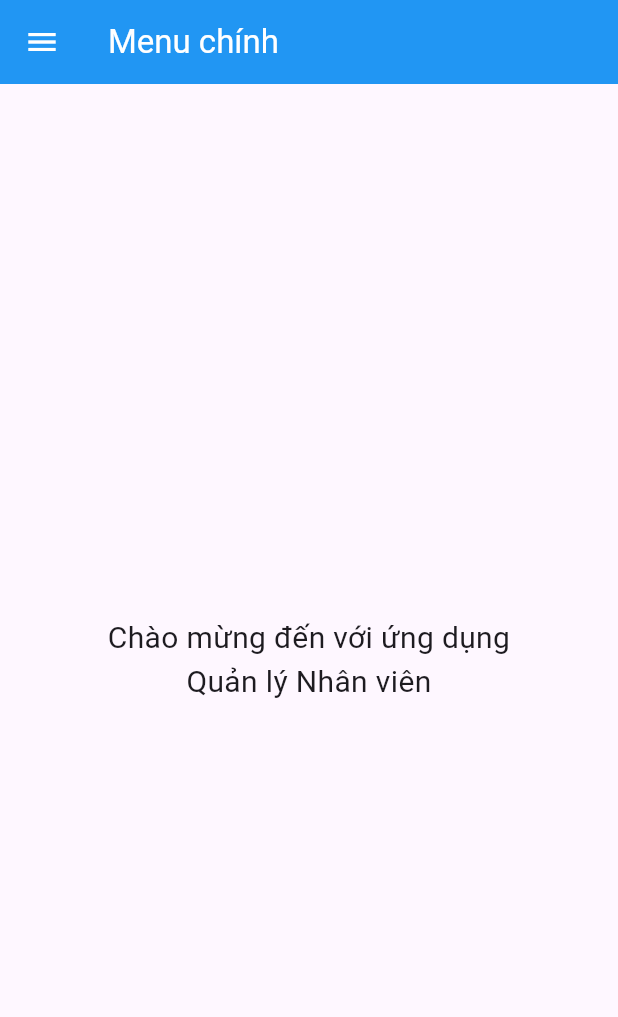
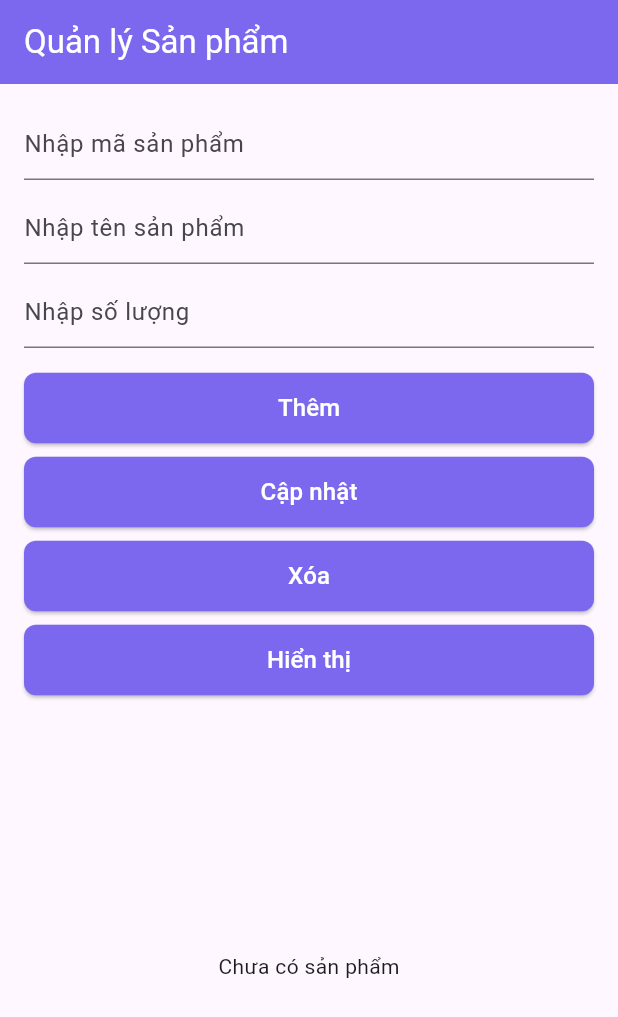
Before and after one commit to quanglong3824/bt_flutter, a Flutter app: the screen it shows after launch, on a phone screen of 412 x 824 dp. Shown: the top 1017 px of the screen. Run offline on Flutter 3.47's test engine with Material 3 defaults, Android fonts, the light colour scheme and no system bars; our stand-ins replace firebase_core, firebase_database; accounts and stored records are empty; statements that could not run were skipped.

Commit message:
Bài tập giữa kì 9.12.25

```diff
--- a/lib/main.dart
+++ b/lib/main.dart
@@ -1,7 +1,7 @@
 import 'package:flutter/material.dart';
 import 'package:firebase_core/firebase_core.dart';
 import 'firebase_options.dart';
-import 'employee_screen.dart';
+import 'product_screen.dart';
 
 void main() async {
   WidgetsFlutterBinding.ensureInitialized();
@@ -17,70 +17,13 @@ class MyApp extends StatelessWidget {
   @override
   Widget build(BuildContext context) {
     return MaterialApp(
-      title: 'Quản lý Nhân viên - Hoàng Quân',
+      title: 'Quản lý Sản phẩm',
       debugShowCheckedModeBanner: false,
       theme: ThemeData(
-        primarySwatch: Colors.blue,
+        primarySwatch: Colors.deepPurple,
         useMaterial3: true,
       ),
-      home: const MenuScreen(),
+      home: const ProductScreen(),
     );
   }
 }
-
-class MenuScreen extends StatelessWidget {
-  const MenuScreen({super.key});
-
-  @override
-  Widget build(BuildContext context) {
-    return Scaffold(
-      appBar: AppBar(
-        title: const Text('Menu chính'),
-        backgroundColor: Colors.blue,
-        foregroundColor: Colors.white,
-      ),
-      drawer: Drawer(
-        child: ListView(
-          padding: EdgeInsets.zero,
-          children: [
-            const DrawerHeader(
-              decoration: BoxDecoration(color: Colors.blue),
-              child: Text(
-                'Menu chính',
-                style: TextStyle(color: Colors.white, fontSize: 24),
-              ),
-            ),
-            ListTile(
-              leading: const Icon(Icons.home),
-              title: const Text('Trang chủ - Quân'),
-              onTap: () => Navigator.pop(context),
-            ),
-            ListTile(
-              leading: const Icon(Icons.people),
-              title: const Text('Quản lý nhân viên - Quân'),
-              onTap: () {
-                Navigator.pop(context);
-                Navigator.push(
-                  context,
-                  MaterialPageRoute(builder: (_) => const EmployeeScreen()),
-                );
-              },
-            ),
-            ListTile(
-              leading: const Icon(Icons.exit_to_app),
-              title: const Text('Thoát'),
-              onTap: () => Navigator.pop(context),
-            ),
-          ],
-        ),
-      ),
-      body: const Center(
-        child: Text(
-          'Chào mừng đến với ứng dụng\nQuản lý Nhân viên',
-          textAlign: TextAlign.center,
-          style: TextStyle(fontSize: 20),
-        ),
-      ),
-    );
-  }
-}
--- /dev/null
+++ b/lib/product_screen.dart
@@ -0,0 +1,351 @@
+import 'package:flutter/material.dart';
+import 'package:firebase_database/firebase_database.dart';
+
+class ProductScreen extends StatefulWidget {
+  const ProductScreen({super.key});
+
+  @override
+  State<ProductScreen> createState() => _ProductScreenState();
+}
+
+class _ProductScreenState extends State<ProductScreen> {
+  final _maSPController = TextEditingController();
+  final _tenSPController = TextEditingController();
+  final _soLuongController = TextEditingController();
+
+  final DatabaseReference _dbRef = FirebaseDatabase.instance.ref('sanpham');
+
+  String? _selectedKey;
+
+  @override
+  void dispose() {
+    _maSPController.dispose();
+    _tenSPController.dispose();
+    _soLuongController.dispose();
+    super.dispose();
+  }
+
+  void _clearForm() {
+    _maSPController.clear();
+    _tenSPController.clear();
+    _soLuongController.clear();
+    _selectedKey = null;
+    setState(() {});
+  }
+
+  Future<void> _themSanPham() async {
+    if (_maSPController.text.isEmpty ||
+        _tenSPController.text.isEmpty ||
+        _soLuongController.text.isEmpty) {
+      ScaffoldMessenger.of(context).showSnackBar(
+        const SnackBar(content: Text('Vui lòng nhập đầy đủ thông tin!')),
+      );
+      return;
+    }
+
+    final newRef = _dbRef.push();
+    await newRef.set({
+      'maSP': _maSPController.text,
+      'tenSP': _tenSPController.text,
+      'soLuong': int.tryParse(_soLuongController.text) ?? 0,
+    });
+    _clearForm();
+    if (mounted) {
+      ScaffoldMessenger.of(context).showSnackBar(
+        const SnackBar(content: Text('Thêm sản phẩm thành công!')),
+      );
+    }
+  }
+
+  Future<void> _capNhatSanPham() async {
+    if (_selectedKey == null) {
+      ScaffoldMessenger.of(context).showSnackBar(
+        const SnackBar(content: Text('Vui lòng chọn sản phẩm để cập nhật!')),
+      );
+      return;
+    }
+
+    if (_maSPController.text.isEmpty ||
+        _tenSPController.text.isEmpty ||
+        _soLuongController.text.isEmpty) {
+      ScaffoldMessenger.of(context).showSnackBar(
+        const SnackBar(content: Text('Vui lòng nhập đầy đủ thông tin!')),
+      );
+      return;
+    }
+
+    await _dbRef.child(_selectedKey!).update({
+      'maSP': _maSPController.text,
+      'tenSP': _tenSPController.text,
+      'soLuong': int.tryParse(_soLuongController.text) ?? 0,
+    });
+    _clearForm();
+    if (mounted) {
+      ScaffoldMessenger.of(context).showSnackBar(
+        const SnackBar(content: Text('Cập nhật sản phẩm thành công!')),
+      );
+    }
+  }
+
+  Future<void> _xoaSanPham() async {
+    if (_selectedKey == null) {
+      ScaffoldMessenger.of(context).showSnackBar(
+        const SnackBar(content: Text('Vui lòng chọn sản phẩm để xóa!')),
+      );
+      return;
+    }
+
+    await _dbRef.child(_selectedKey!).remove();
+    _clearForm();
+    if (mounted) {
+      ScaffoldMessenger.of(context).showSnackBar(
+        const SnackBar(content: Text('Xóa sản phẩm thành công!')),
+      );
+    }
+  }
+
+  void _chonSanPham(String key, Map data) {
+    setState(() {
+      _selectedKey = key;
+      _maSPController.text = data['maSP'].toString();
+      _tenSPController.text = data['tenSP'].toString();
+      _soLuongController.text = data['soLuong'].toString();
+    });
+  }
+
+  void _hienThiSanPham() {
+    Navigator.push(
+      context,
+      MaterialPageRoute(builder: (_) => const ProductDisplayScreen()),
+    );
+  }
+
+  @override
+  Widget build(BuildContext context) {
+    return Scaffold(
+      appBar: AppBar(
+        title: const Text('Quản lý Sản phẩm'),
+        backgroundColor: const Color(0xFF7B68EE),
+        foregroundColor: Colors.white,
+      ),
+      body: Padding(
+        padding: const EdgeInsets.all(16.0),
+        child: Column(
+          children: [
+            // TextField nhập mã sản phẩm
+            TextField(
+              controller: _maSPController,
+              decoration: const InputDecoration(
+                hintText: 'Nhập mã sản phẩm',
+                border: UnderlineInputBorder(),
+              ),
+            ),
+            const SizedBox(height: 8),
+            // TextField nhập tên sản phẩm
+            TextField(
+              controller: _tenSPController,
+              decoration: const InputDecoration(
+                hintText: 'Nhập tên sản phẩm',
+                border: UnderlineInputBorder(),
+              ),
+            ),
+            const SizedBox(height: 8),
+            // TextField nhập số lượng
+            TextField(
+              controller: _soLuongController,
+              decoration: const InputDecoration(
+                hintText: 'Nhập số lượng',
+                border: UnderlineInputBorder(),
+              ),
+              keyboardType: TextInputType.number,
+            ),
+            const SizedBox(height: 16),
+            // Nút Thêm
+            SizedBox(
+              width: double.infinity,
+              child: ElevatedButton(
+                onPressed: _themSanPham,
+                style: ElevatedButton.styleFrom(
+                  backgroundColor: const Color(0xFF7B68EE),
+                  foregroundColor: Colors.white,
+                  shape: RoundedRectangleBorder(
+                    borderRadius: BorderRadius.circular(8),
+                  ),
+                  padding: const EdgeInsets.symmetric(vertical: 12),
+                ),
+                child: const Text('Thêm', style: TextStyle(fontSize: 16)),
+              ),
+            ),
+            const SizedBox(height: 8),
+            // Nút Cập nhật
+            SizedBox(
+              width: double.infinity,
+              child: ElevatedButton(
+                onPressed: _capNhatSanPham,
+                style: ElevatedButton.styleFrom(
+                  backgroundColor: const Color(0xFF7B68EE),
+                  foregroundColor: Colors.white,
+                  shape: RoundedRectangleBorder(
+                    borderRadius: BorderRadius.circular(8),
+                  ),
+                  padding: const EdgeInsets.symmetric(vertical: 12),
+                ),
+                child: const Text('Cập nhật', style: TextStyle(fontSize: 16)),
+              ),
+            ),
+            const SizedBox(height: 8),
+            // Nút Xóa
+            SizedBox(
+              width: double.infinity,
+              child: ElevatedButton(
+                onPressed: _xoaSanPham,
+                style: ElevatedButton.styleFrom(
+                  backgroundColor: const Color(0xFF7B68EE),
+                  foregroundColor: Colors.white,
+                  shape: RoundedRectangleBorder(
+                    borderRadius: BorderRadius.circular(8),
+                  ),
+                  padding: const EdgeInsets.symmetric(vertical: 12),
+                ),
+                child: const Text('Xóa', style: TextStyle(fontSize: 16)),
+              ),
+            ),
+            const SizedBox(height: 8),
+            // Nút Hiển thị
+            SizedBox(
+              width: double.infinity,
+              child: ElevatedButton(
+                onPressed: _hienThiSanPham,
+                style: ElevatedButton.styleFrom(
+                  backgroundColor: const Color(0xFF7B68EE),
+                  foregroundColor: Colors.white,
+                  shape: RoundedRectangleBorder(
+                    borderRadius: BorderRadius.circular(8),
+                  ),
+                  padding: const EdgeInsets.symmetric(vertical: 12),
+                ),
+                child: const Text('Hiển thị', style: TextStyle(fontSize: 16)),
+              ),
+            ),
+            const SizedBox(height: 16),
+            // Danh sách sản phẩm
+            Expanded(
+              child: StreamBuilder(
+                stream: _dbRef.onValue,
+                builder: (context, AsyncSnapshot<DatabaseEvent> snapshot) {
+                  if (snapshot.hasError) {
+                    return const Center(child: Text('Có lỗi xảy ra'));
+                  }
+                  if (snapshot.connectionState == ConnectionState.waiting) {
+                    return const Center(child: CircularProgressIndicator());
+                  }
+
+                  final data = snapshot.data?.snapshot.value;
+                  if (data == null) {
+                    return const Center(child: Text('Chưa có sản phẩm'));
+                  }
+
+                  final Map<dynamic, dynamic> products = data as Map;
+                  final List<MapEntry> productList = products.entries.toList();
+
+                  return ListView.builder(
+                    itemCount: productList.length,
+                    itemBuilder: (context, index) {
+                      final entry = productList[index];
+                      final key = entry.key.toString();
+                      final product = Map<String, dynamic>.from(entry.value);
+
+                      return InkWell(
+                        onTap: () => _chonSanPham(key, product),
+                        child: Container(
+                          padding: const EdgeInsets.symmetric(
+                            vertical: 8,
+                            horizontal: 4,
+                          ),
+                          decoration: BoxDecoration(
+                            color: _selectedKey == key
+                                ? Colors.grey.shade200
+                                : Colors.transparent,
+                          ),
+                          child: Text(
+                            '${product['maSP']}. ${product['tenSP']} - ${product['soLuong']} sản phẩm',
+                            style: const TextStyle(fontSize: 16),
+                          ),
+                        ),
+                      );
+                    },
+                  );
+                },
+              ),
+            ),
+          ],
+        ),
+      ),
+    );
+  }
+}
+
+// Màn hình hiển thị sản phẩm (widget khác)
+class ProductDisplayScreen extends StatelessWidget {
+  const ProductDisplayScreen({super.key});
+
+  @override
+  Widget build(BuildContext context) {
+    final DatabaseReference dbRef = FirebaseDatabase.instance.ref('sanpham');
+
+    return Scaffold(
+      appBar: AppBar(
+        title: const Text('Danh sách Sản phẩm'),
+        backgroundColor: const Color(0xFF7B68EE),
+        foregroundColor: Colors.white,
+      ),
+      body: StreamBuilder(
+        stream: dbRef.onValue,
+        builder: (context, AsyncSnapshot<DatabaseEvent> snapshot) {
+          if (snapshot.hasError) {
+            return const Center(child: Text('Có lỗi xảy ra'));
+          }
+          if (snapshot.connectionState == ConnectionState.waiting) {
+            return const Center(child: CircularProgressIndicator());
+          }
+
+          final data = snapshot.data?.snapshot.value;
+          if (data == null) {
+            return const Center(child: Text('Chưa có sản phẩm'));
+          }
+
+          final Map<dynamic, dynamic> products = data as Map;
+          final List<MapEntry> productList = products.entries.toList();
+
+          return ListView.builder(
+            padding: const EdgeInsets.all(16),
+            itemCount: productList.length,
+            itemBuilder: (context, index) {
+              final entry = productList[index];
+              final product = Map<String, dynamic>.from(entry.value);
+
+              return Card(
+                margin: const EdgeInsets.symmetric(vertical: 4),
+                child: ListTile(
+                  title: Text(
+                    product['tenSP'].toString(),
+                    style: const TextStyle(fontWeight: FontWeight.bold),
+                  ),
+                  subtitle: Text('Mã SP: ${product['maSP']}'),
+                  trailing: Text(
+                    '${product['soLuong']} SP',
+                    style: const TextStyle(
+                      fontSize: 16,
+                      fontWeight: FontWeight.bold,
+                      color: Color(0xFF7B68EE),
+                    ),
+                  ),
+                ),
+              );
+            },
+          );
+        },
+      ),
+    );
+  }
+}
```
Also changed, not shown: exercise-app-85b41-default-rtdb-export.json (deleted, +0 -11 lines), lib/employee_screen.dart (deleted, +0 -241 lines), firebase.json, 1 other file.
